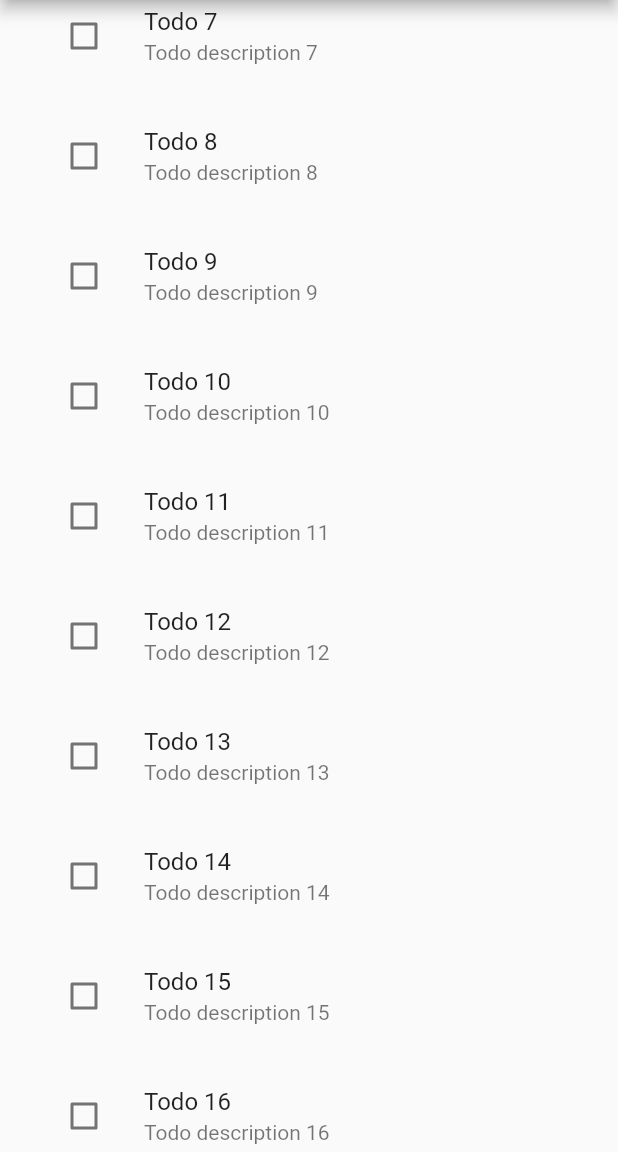
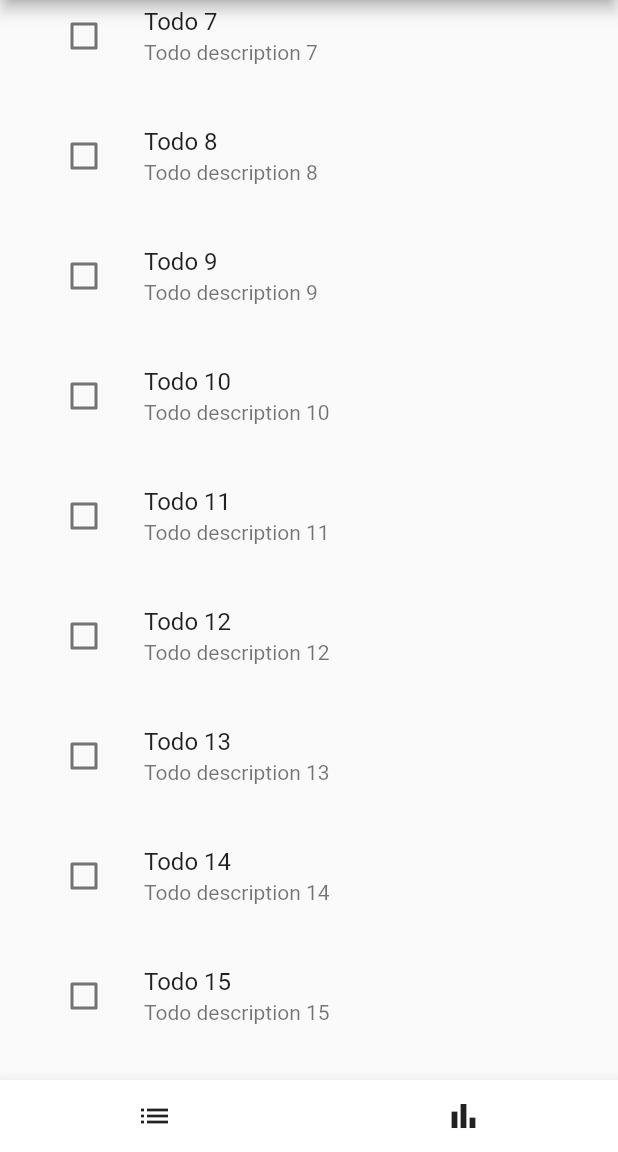
Before and after one commit to eliasreis54/bloc_todo_example, a Flutter app: the screen it shows after launch, scrolled down 576 dp, on a phone screen of 412 x 824 dp, the part 84-1236 px from its top. Run offline on Flutter 3.47's test engine with Material 2 defaults, Android fonts, the phone set to English and light mode, and no system bars; our stand-ins replace bloc, equatable, flutter_bloc.

Commit message:
todo overview page

```diff
--- /dev/null
+++ b/lib/home/cubit/home_cubit.dart
@@ -0,0 +1,10 @@
+import 'package:bloc/bloc.dart';
+import 'package:equatable/equatable.dart';
+
+part 'home_state.dart';
+
+class HomeCubit extends Cubit<HomeState> {
+  HomeCubit() : super(const HomeInitial());
+
+  void setTab(HomeTab tab) => emit(HomeInitial(tab: tab));
+}
--- /dev/null
+++ b/lib/home/cubit/home_state.dart
@@ -0,0 +1,21 @@
+part of 'home_cubit.dart';
+
+enum HomeTab {
+  overview,
+  stats,
+}
+
+abstract class HomeState extends Equatable {
+  const HomeState();
+}
+
+class HomeInitial extends HomeState {
+  final HomeTab tab;
+
+  const HomeInitial({
+    this.tab = HomeTab.overview,
+  });
+
+  @override
+  List<Object> get props => [tab];
+}
--- a/lib/home/view/home_page.dart
+++ b/lib/home/view/home_page.dart
@@ -1,4 +1,6 @@
 import 'package:flutter/material.dart';
+import 'package:flutter_bloc/flutter_bloc.dart';
+import 'package:todo_bloc/home/cubit/home_cubit.dart';
 import 'package:todo_bloc/todo_overview/todo_overview.dart';
 
 class HomePage extends StatelessWidget {
@@ -6,12 +8,49 @@ class HomePage extends StatelessWidget {
 
   @override
   Widget build(BuildContext context) {
+    return BlocProvider(
+      create: (_) => HomeCubit(),
+      child: const HomeView(),
+    );
+  }
+}
+
+class HomeView extends StatelessWidget {
+  const HomeView({Key? key}) : super(key: key);
+
+  @override
+  Widget build(BuildContext context) {
+    final tab = context
+        .select((HomeCubit homeCubit) => (homeCubit.state as HomeInitial).tab);
+
     return Scaffold(
-      appBar: AppBar(
-        title: const Text('Todo bloc'),
+      body: IndexedStack(
+        index: tab.index,
+        children: const [
+          TodoOverviewPage(),
+          Center(
+            child: Text('Stats page'),
+          ),
+        ],
       ),
-      body: const Center(
-        child: TodoOverviewPage(),
+      bottomNavigationBar: BottomAppBar(
+        child: Row(
+          mainAxisAlignment: MainAxisAlignment.spaceAround,
+          children: [
+            IconButton(
+              icon: const Icon(Icons.list),
+              onPressed: () {
+                context.read<HomeCubit>().setTab(HomeTab.overview);
+              },
+            ),
+            IconButton(
+              icon: const Icon(Icons.bar_chart),
+              onPressed: () {
+                context.read<HomeCubit>().setTab(HomeTab.stats);
+              },
+            ),
+          ],
+        ),
       ),
     );
   }
--- a/lib/todo_overview/view/todo_overview_page.dart
+++ b/lib/todo_overview/view/todo_overview_page.dart
@@ -7,7 +7,11 @@ class TodoOverviewPage extends StatelessWidget {
 
   @override
   Widget build(BuildContext context) {
-    return ListView.builder(
+    return Scaffold(
+      appBar: AppBar(
+        title: const Text('Todo bloc'),
+      ),
+      body: ListView.builder(
         itemCount: 100,
         itemBuilder: (BuildContext context, int index) {
           return ListTile(
@@ -19,6 +23,7 @@ class TodoOverviewPage extends StatelessWidget {
             ),
           );
         },
+      ),
     );
   }
 }
--- a/pubspec.yaml
+++ b/pubspec.yaml
@@ -14,6 +14,9 @@ dependencies:
 
   cupertino_icons: ^1.0.2
 
+  bloc: ^8.0.2
+  flutter_bloc: ^8.0.1
+
   todo_api:
     path: packages/todo_api
 
```
Also changed, not shown: pubspec.lock. Lines whose indentation alone changed are shown as unchanged.
